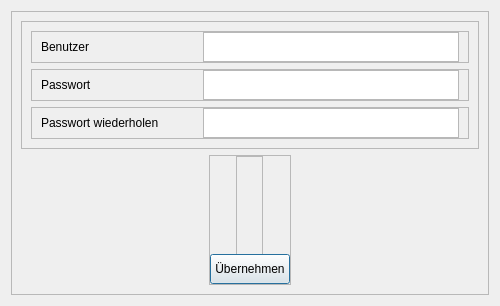
Old version of the form src/ui/forms/registerform.ui in the repository creativeSloth/SUN_Maintenance.
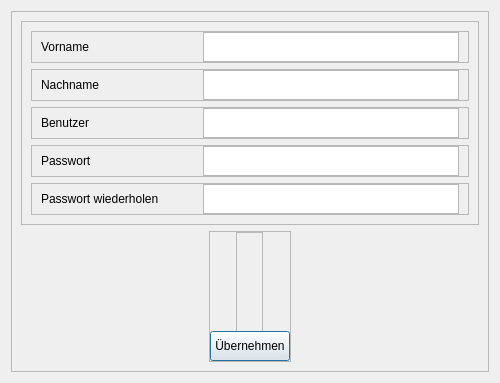
New version of the form.

Diff of the .ui file:
```diff
--- a/src/ui/forms/registerform.ui
+++ b/src/ui/forms/registerform.ui
@@ -7,7 +7,7 @@
     <x>0</x>
     <y>0</y>
     <width>500</width>
-    <height>300</height>
+    <height>383</height>
    </rect>
   </property>
   <property name="sizePolicy">
@@ -38,7 +38,161 @@
          <enum>QFrame::Raised</enum>
         </property>
         <layout class="QVBoxLayout" name="verticalLayout_3">
-         <item alignment="Qt::AlignTop">
+         <item>
+          <widget class="QFrame" name="frame_8">
+           <property name="sizePolicy">
+            <sizepolicy hsizetype="MinimumExpanding" vsizetype="MinimumExpanding">
+             <horstretch>0</horstretch>
+             <verstretch>0</verstretch>
+            </sizepolicy>
+           </property>
+           <property name="frameShape">
+            <enum>QFrame::StyledPanel</enum>
+           </property>
+           <property name="frameShadow">
+            <enum>QFrame::Raised</enum>
+           </property>
+           <layout class="QHBoxLayout" name="horizontalLayout_4">
+            <property name="topMargin">
+             <number>0</number>
+            </property>
+            <property name="bottomMargin">
+             <number>0</number>
+            </property>
+            <item>
+             <widget class="QLabel" name="register_name_lbl">
+              <property name="enabled">
+               <bool>true</bool>
+              </property>
+              <property name="sizePolicy">
+               <sizepolicy hsizetype="MinimumExpanding" vsizetype="MinimumExpanding">
+                <horstretch>0</horstretch>
+                <verstretch>0</verstretch>
+               </sizepolicy>
+              </property>
+              <property name="minimumSize">
+               <size>
+                <width>0</width>
+                <height>30</height>
+               </size>
+              </property>
+              <property name="maximumSize">
+               <size>
+                <width>16777215</width>
+                <height>30</height>
+               </size>
+              </property>
+              <property name="text">
+               <string>Vorname</string>
+              </property>
+             </widget>
+            </item>
+            <item>
+             <widget class="QPlainTextEdit" name="register_name_txt">
+              <property name="enabled">
+               <bool>true</bool>
+              </property>
+              <property name="sizePolicy">
+               <sizepolicy hsizetype="MinimumExpanding" vsizetype="MinimumExpanding">
+                <horstretch>0</horstretch>
+                <verstretch>0</verstretch>
+               </sizepolicy>
+              </property>
+              <property name="minimumSize">
+               <size>
+                <width>0</width>
+                <height>30</height>
+               </size>
+              </property>
+              <property name="maximumSize">
+               <size>
+                <width>16777215</width>
+                <height>30</height>
+               </size>
+              </property>
+             </widget>
+            </item>
+           </layout>
+          </widget>
+         </item>
+         <item>
+          <widget class="QFrame" name="frame_9">
+           <property name="sizePolicy">
+            <sizepolicy hsizetype="MinimumExpanding" vsizetype="MinimumExpanding">
+             <horstretch>0</horstretch>
+             <verstretch>0</verstretch>
+            </sizepolicy>
+           </property>
+           <property name="frameShape">
+            <enum>QFrame::StyledPanel</enum>
+           </property>
+           <property name="frameShadow">
+            <enum>QFrame::Raised</enum>
+           </property>
+           <layout class="QHBoxLayout" name="horizontalLayout_6">
+            <property name="topMargin">
+             <number>0</number>
+            </property>
+            <property name="bottomMargin">
+             <number>0</number>
+            </property>
+            <item>
+             <widget class="QLabel" name="register_family_name_lbl">
+              <property name="enabled">
+               <bool>true</bool>
+              </property>
+              <property name="sizePolicy">
+               <sizepolicy hsizetype="MinimumExpanding" vsizetype="MinimumExpanding">
+                <horstretch>0</horstretch>
+                <verstretch>0</verstretch>
+               </sizepolicy>
+              </property>
+              <property name="minimumSize">
+               <size>
+                <width>0</width>
+                <height>30</height>
+               </size>
+              </property>
+              <property name="maximumSize">
+               <size>
+                <width>16777215</width>
+                <height>30</height>
+               </size>
+              </property>
+              <property name="text">
+               <string>Nachname</string>
+              </property>
+             </widget>
+            </item>
+            <item>
+             <widget class="QPlainTextEdit" name="register_family_name_txt">
+              <property name="enabled">
+               <bool>true</bool>
+              </property>
+              <property name="sizePolicy">
+               <sizepolicy hsizetype="MinimumExpanding" vsizetype="MinimumExpanding">
+                <horstretch>0</horstretch>
+                <verstretch>0</verstretch>
+               </sizepolicy>
+              </property>
+              <property name="minimumSize">
+               <size>
+                <width>0</width>
+                <height>30</height>
+               </size>
+              </property>
+              <property name="maximumSize">
+               <size>
+                <width>16777215</width>
+                <height>30</height>
+               </size>
+              </property>
+             </widget>
+            </item>
+           </layout>
+          </widget>
+         </item>
+         <item>
           <widget class="QFrame" name="frame_3">
            <property name="sizePolicy">
             <sizepolicy hsizetype="MinimumExpanding" vsizetype="MinimumExpanding">
@@ -115,7 +269,7 @@
            </layout>
           </widget>
          </item>
-         <item alignment="Qt::AlignTop">
+         <item>
           <widget class="QFrame" name="frame">
            <property name="sizePolicy">
             <sizepolicy hsizetype="MinimumExpanding" vsizetype="MinimumExpanding">
@@ -192,7 +346,7 @@
            </layout>
           </widget>
          </item>
-         <item alignment="Qt::AlignTop">
+         <item>
           <widget class="QFrame" name="frame_6">
            <property name="sizePolicy">
             <sizepolicy hsizetype="MinimumExpanding" vsizetype="MinimumExpanding">
```
